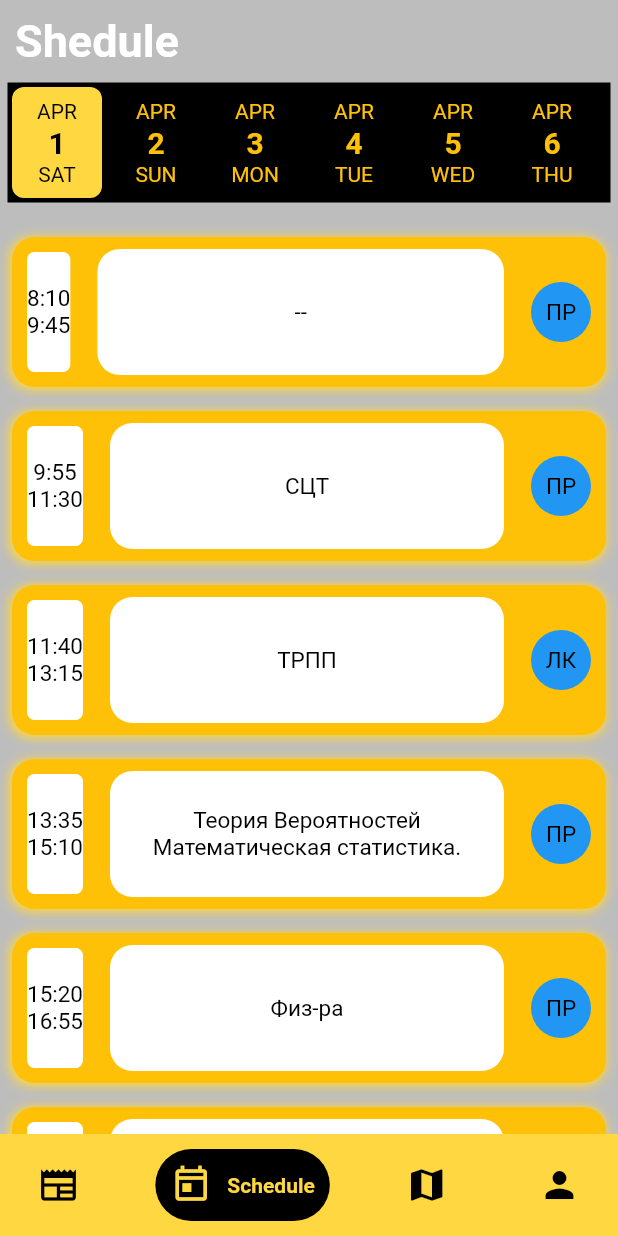
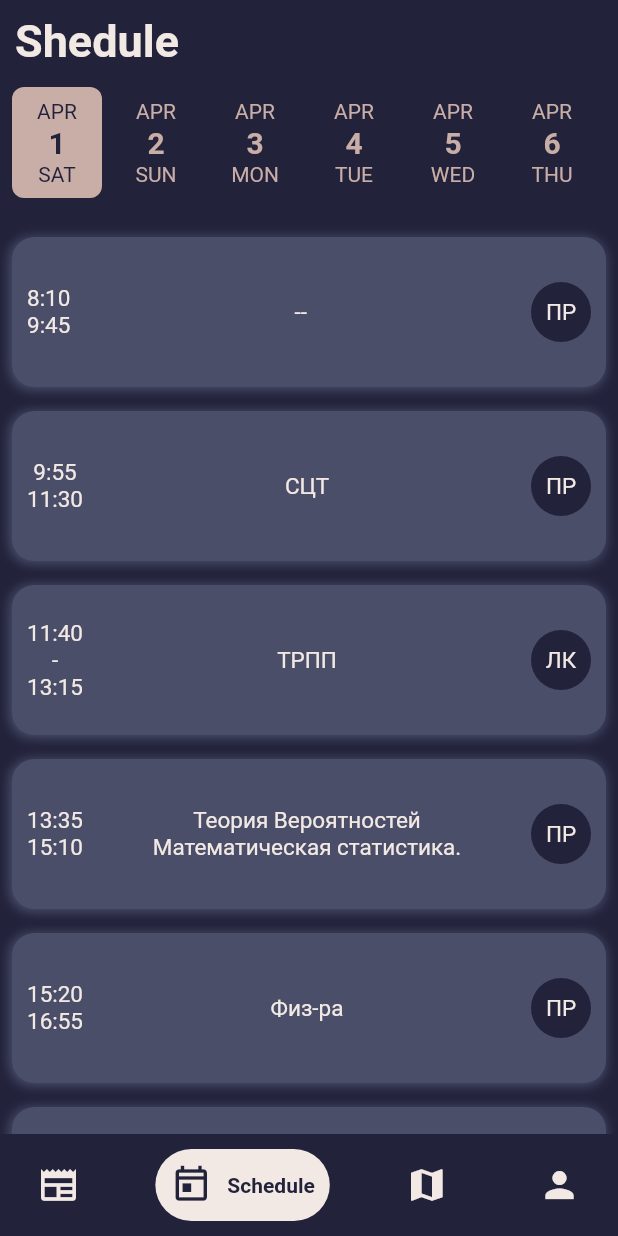
Before and after one commit to cpt-lecras/radik_project, a Flutter app: the screen it shows after launch, item 2 of the bottom bar chosen, on a phone screen of 412 x 824 dp. Run offline on Flutter 3.47's test engine with Material 2 defaults, Android fonts, the phone set to English and light mode, and no system bars; drawn by our look-alikes of date_picker_timeline, google_nav_bar; our stand-ins replace getwidget, google_fonts, styled_widget; missing offline and left inert: requests.

Commit message:
Shitable changes with Theme
WARNING
You must use MainTheme[] to use Colors

```diff
--- a/lib/Homepage.dart
+++ b/lib/Homepage.dart
@@ -52,23 +52,24 @@ class _HomePage extends State<HomePage> {
         /*appBar: AppBar(
           title: TextOp.elementAt(selectedIndex),
         ),*/
-        backgroundColor: Colors.black26,
+        backgroundColor: MainTheme[0],
+
         body: SafeArea(
           child: Center(
             child: widgetOptions.elementAt(selectedIndex),
           ),
         ),
         bottomNavigationBar: Container(
-          color: Colors.amberAccent,
+          color: MainTheme[0],
           child: Padding(
             padding: const EdgeInsets.symmetric(
                 horizontal: 15.0, vertical: 10.0),
             child: GNav(
               iconSize: 28.0,
-              backgroundColor: Colors.amberAccent,
-              color: Colors.black,
-              activeColor: Colors.amberAccent,
-              tabBackgroundColor: Colors.black,
+              backgroundColor: MainTheme[0],
+              color: MainTheme[4],
+              activeColor: MainTheme[0],
+              tabBackgroundColor: MainTheme[4],
               padding: const EdgeInsets.all(10),
               gap: 10,
               onTabChange: (selectedIndex) {
--- a/lib/Profile/About.dart
+++ b/lib/Profile/About.dart
@@ -1,4 +1,5 @@
 import 'package:flutter/material.dart';
+import 'package:radik_project/Theme.dart';
 
 class SAbout extends StatefulWidget{
   const SAbout({super.key});
@@ -15,7 +16,7 @@ class _SAbout extends State<SAbout>{
   Widget build(BuildContext context){
     return
       Scaffold(
-        backgroundColor: Colors.white,
+        backgroundColor: MainTheme[0],
 
         body: SafeArea(
           child: Column(
@@ -27,10 +28,9 @@ class _SAbout extends State<SAbout>{
                     child: Padding(
                       padding: EdgeInsets.all(15.0),
                       child: Container(
-                        color: Colors.deepPurple,
                         child: Icon(
                           Icons.arrow_back,
-                          color: Colors.black,
+                          color: MainTheme[3],
                         ),
                       ),
                     ),
--- a/lib/Shedule/Cell_of_shedule.dart
+++ b/lib/Shedule/Cell_of_shedule.dart
@@ -1,6 +1,6 @@
 import 'package:flutter/material.dart';
 import 'package:intl/intl.dart';
-
+import 'package:radik_project/Theme.dart';
 
 class CalCircle extends StatefulWidget {
   const CalCircle({super.key});
@@ -9,54 +9,54 @@ class CalCircle extends StatefulWidget {
   State<CalCircle> createState() => _CalCircle();
 }
 
-const List<Text> TimePar = <Text>[
-  Text('8:10\n9:45', style: TextStyle(fontSize: 15, color: Colors.black),
+List<Text> TimePar = <Text>[
+  Text('8:10\n9:45', style: TextStyle(fontSize: 15, color: MainTheme[4]),
       textAlign: TextAlign.center),
-  Text('9:55\n11:30', style: TextStyle(fontSize: 15, color: Colors.black),
+  Text('9:55\n11:30', style: TextStyle(fontSize: 15, color: MainTheme[4]),
       textAlign: TextAlign.center),
-  Text('11:40\n13:15', style: TextStyle(fontSize: 15, color: Colors.black),
+  Text('11:40\n-\n13:15', style: TextStyle(fontSize: 15, color: MainTheme[4]),
       textAlign: TextAlign.center),
-  Text('13:35\n15:10', style: TextStyle(fontSize: 15, color: Colors.black),
+  Text('13:35\n15:10', style: TextStyle(fontSize: 15, color: MainTheme[4]),
       textAlign: TextAlign.center),
-  Text('15:20\n16:55', style: TextStyle(fontSize: 15, color: Colors.black),
+  Text('15:20\n16:55', style: TextStyle(fontSize: 15, color: MainTheme[4]),
       textAlign: TextAlign.center),
-  Text('17:05\n18:40', style: TextStyle(fontSize: 15, color: Colors.black),
+  Text('17:05\n18:40', style: TextStyle(fontSize: 15, color: MainTheme[4]),
       textAlign: TextAlign.center),
-  Text('18:50\n20:15', style: TextStyle(fontSize: 15, color: Colors.black),
+  Text('18:50\n20:15', style: TextStyle(fontSize: 15, color: MainTheme[4]),
       textAlign: TextAlign.center),
 ];
 
-const List<Text> NamePar = <Text>[
-  Text('--', style: TextStyle(fontSize: 15, color: Colors.black),
+List<Text> NamePar = <Text>[
+  Text('--', style: TextStyle(fontSize: 15, color: MainTheme[4]),
       textAlign: TextAlign.center),
-  Text('СЦТ', style: TextStyle(fontSize: 15, color: Colors.black),
+  Text('СЦТ', style: TextStyle(fontSize: 15, color: MainTheme[4]),
       textAlign: TextAlign.center),
-  Text('ТРПП', style: TextStyle(fontSize: 15, color: Colors.black),
+  Text('ТРПП', style: TextStyle(fontSize: 15, color: MainTheme[4]),
       textAlign: TextAlign.center),
-  Text('Теория Вероятностей Математическая статистика.', style: TextStyle(fontSize: 15, color: Colors.black),
+  Text('Теория Вероятностей Математическая статистика.', style: TextStyle(fontSize: 15, color: MainTheme[4]),
       textAlign: TextAlign.center),
-  Text('Физ-ра', style: TextStyle(fontSize: 15, color: Colors.black),
+  Text('Физ-ра', style: TextStyle(fontSize: 15, color: MainTheme[4]),
       textAlign: TextAlign.center),
-  Text('--', style: TextStyle(fontSize: 15, color: Colors.black),
+  Text('--', style: TextStyle(fontSize: 15, color: MainTheme[4]),
       textAlign: TextAlign.center),
-  Text('--', style: TextStyle(fontSize: 15, color: Colors.black),
+  Text('--', style: TextStyle(fontSize: 15, color: MainTheme[4]),
       textAlign: TextAlign.center),
 ];
 
-const List<Text> TypePar = <Text>[
-  Text('ПР', style: TextStyle(fontSize: 15, color: Colors.black),
+List<Text> TypePar = <Text>[
+  Text('ПР', style: TextStyle(fontSize: 15, color: MainTheme[4]),
       textAlign: TextAlign.center),
-  Text('ПР', style: TextStyle(fontSize: 15, color: Colors.black),
+  Text('ПР', style: TextStyle(fontSize: 15, color: MainTheme[4]),
       textAlign: TextAlign.center),
-  Text('ЛК', style: TextStyle(fontSize: 15, color: Colors.black),
+  Text('ЛК', style: TextStyle(fontSize: 15, color: MainTheme[4]),
       textAlign: TextAlign.center),
-  Text('ПР', style: TextStyle(fontSize: 15, color: Colors.black),
+  Text('ПР', style: TextStyle(fontSize: 15, color: MainTheme[4]),
       textAlign: TextAlign.center),
-  Text('ПР', style: TextStyle(fontSize: 15, color: Colors.black),
+  Text('ПР', style: TextStyle(fontSize: 15, color: MainTheme[4]),
       textAlign: TextAlign.center),
-  Text('', style: TextStyle(fontSize: 15, color: Colors.black),
+  Text('', style: TextStyle(fontSize: 15, color: MainTheme[4]),
       textAlign: TextAlign.center),
-  Text('', style: TextStyle(fontSize: 15, color: Colors.black),
+  Text('', style: TextStyle(fontSize: 15, color: MainTheme[4]),
       textAlign: TextAlign.center),
 ];
 
@@ -74,9 +74,9 @@ class _CalCircle extends State<CalCircle> {
                   height: 100,
                   decoration: BoxDecoration(
                     borderRadius: BorderRadius.circular(15),
-                    color: Colors.amber,
-                    boxShadow: const [
-                      BoxShadow(color: Colors.amberAccent,
+                    color: MainTheme[1],
+                    boxShadow: [
+                      BoxShadow(color: MainTheme[1],
                           offset: Offset(-1, 1),
                           blurRadius: 5,
                           spreadRadius: 1)
@@ -97,7 +97,7 @@ class _CalCircle extends State<CalCircle> {
                             //width: 60,
                             decoration: BoxDecoration(
                               borderRadius: BorderRadius.circular(5),
-                              color: Colors.white,
+                              color: MainTheme[1],
                             ),
                             child:
                             Center(
@@ -114,7 +114,7 @@ class _CalCircle extends State<CalCircle> {
                               //width: 200,
                               decoration: BoxDecoration(
                                 borderRadius: BorderRadius.circular(15),
-                                color: Colors.white,
+                                color: MainTheme[1],
                               ),
                               child: Center(
                                 child: NamePar.elementAt(index),
@@ -130,7 +130,7 @@ class _CalCircle extends State<CalCircle> {
                             width: 40,
                             decoration: BoxDecoration(
                               shape: BoxShape.circle,
-                              color: Colors.blue,
+                              color: MainTheme[0],
                             ),
 
                             child: Center(
--- a/lib/Shedule/main_schedule.dart
+++ b/lib/Shedule/main_schedule.dart
@@ -1,6 +1,7 @@
 import 'package:date_picker_timeline/date_picker_timeline.dart';
 import 'package:flutter/material.dart';
 import 'package:radik_project/Shedule/Cell_of_shedule.dart';
+import 'package:radik_project/Theme.dart';
 
 class Schedule extends StatefulWidget{
   const Schedule({super.key});
@@ -33,7 +34,7 @@ class _Schedule extends State<Schedule>{
                   child: Text(
                     'Shedule',
                     style: TextStyle(
-                      color: Colors.white,
+                      color: MainTheme[4],
                       fontSize: 30,
                       fontWeight: FontWeight.bold,
                     ),
@@ -49,24 +50,24 @@ class _Schedule extends State<Schedule>{
                 padding: const EdgeInsets.fromLTRB(5,0,5,15),
                 child: Container(
                   height: 80,
-                  color: Colors.black,
+                  color: MainTheme[0],
                   child: DatePicker(
                     DateTime.now(),
                     height: 70,
                     width: 60,
                     initialSelectedDate: DateTime.now(),
-                    selectionColor: Colors.amberAccent,
-                    selectedTextColor: Colors.black,
-                    dayTextStyle: const TextStyle(
-                      color: Colors.amber,
+                    selectionColor: MainTheme[3],
+                    selectedTextColor: MainTheme[0],
+                    dayTextStyle: TextStyle(
+                      color: MainTheme[3],
                     ),
-                    monthTextStyle: const TextStyle(
-                      color: Colors.amber,
+                    monthTextStyle: TextStyle(
+                      color: MainTheme[3],
                     ),
-                    dateTextStyle: const TextStyle(
+                    dateTextStyle: TextStyle(
                       fontSize:20,
                       fontWeight: FontWeight.w600,
-                      color: Colors.amber
+                      color: MainTheme[3]
                     ),
                   ),
                 ),
--- a/lib/Theme.dart
+++ b/lib/Theme.dart
@@ -1,27 +1,9 @@
 import 'package:flutter/material.dart';
-
-
-
-List<Color> AppColorMain = <Color> [
-
-];
-
-void _AppColor(index){
-  switch(index){
-    case 0:
-      AppColorMain=AppColorPastel;
-      break;
-    case 1:
-      AppColorMain=AppColorYellow;
-      break;
-  }
-}
 
 
 ThemeData basikTheme() => ThemeData(
   brightness: Brightness.light,
   textTheme: const TextTheme(
-
     headlineLarge: TextStyle(
       color: Colors.black,
       fontSize: 32,
@@ -42,6 +24,27 @@ ThemeData basikTheme() => ThemeData(
 
   ),
 );
+
+List <Color> MainTheme = <Color> [
+  const Color(0xFF22223B),
+  const Color(0xFF4A4E69),
+  const Color(0xFF9A8C98),
+  const Color(0xFFC9ADA7),
+  const Color(0xFFF2E9E4),
+];
+void ThemeSetter(selectedColor)
+{
+  switch(selectedColor){
+    case 1:
+      MainTheme=AppColorPastel;
+      break;
+    case 2:
+      MainTheme=AppColorYellow;
+      break;
+  }
+}
+
+
 List<Color> AppColorPastel = <Color> [
   const Color(0xFF22223B),
   const Color(0xFF4A4E69),
```
Also changed, not shown: lib/News/news.dart (+13 -13 lines), lib/News/newsList.dart (+9 -6 lines), lib/Profile/main_profile.dart (+12 -31 lines), lib/Profile/settings.dart (+30 -3 lines), pubspec.lock.
